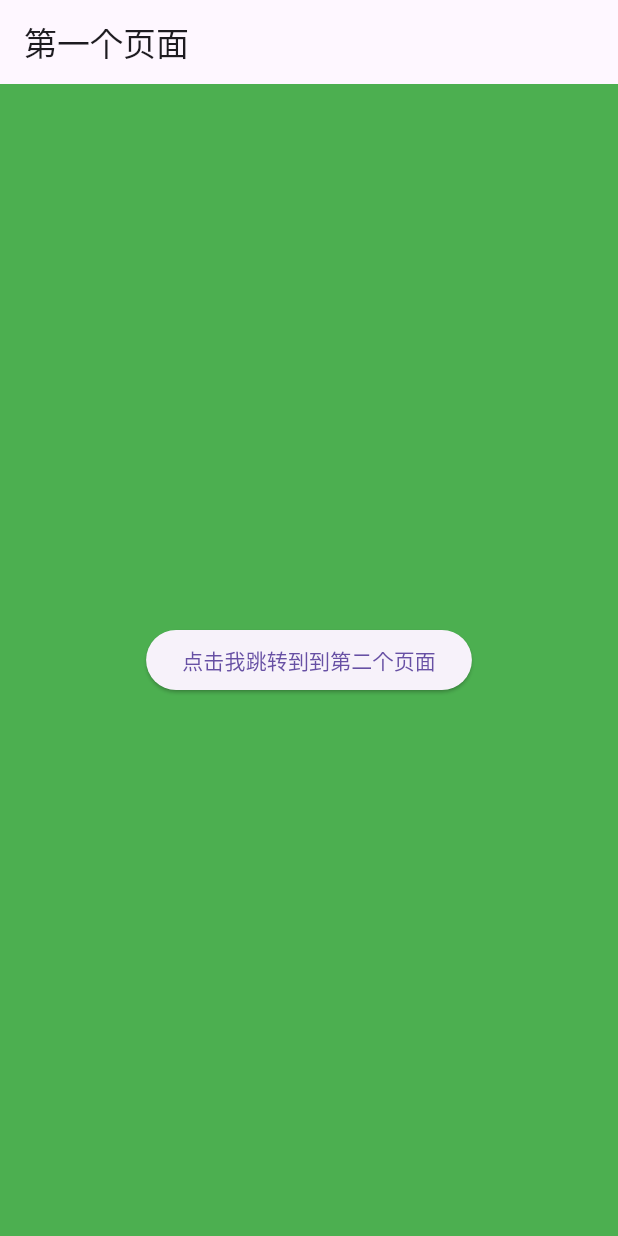
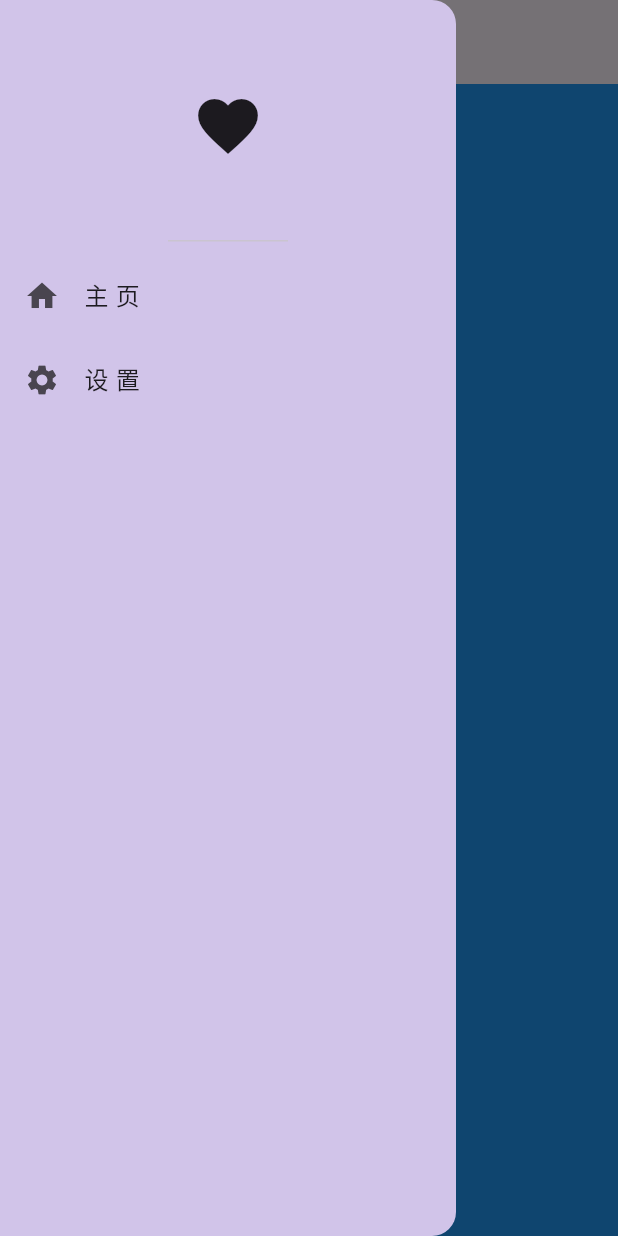
Before and after one commit to EatFans/Flutter-Study, a Flutter app: the FirstPage screen opened directly, with the side drawer open (before the commit the screen has no drawer), on a phone screen of 412 x 824 dp. Run offline on Flutter 3.47's test engine with Material 3 defaults, Android fonts, the light colour scheme and no system bars.

Commit message:
study5 抽屉式页面导航

```diff
--- /dev/null
+++ b/study5/lib/pages/first_page.dart
@@ -0,0 +1,56 @@
+import 'package:flutter/material.dart';
+
+class FirstPage extends StatelessWidget {
+  const FirstPage({super.key});
+
+  @override
+  Widget build(BuildContext context) {
+    return Scaffold(
+      appBar: AppBar(
+        title: Text("第一个页面"),
+      ),
+      // 抽屉
+      drawer: Drawer(
+        backgroundColor: Colors.deepPurple[100],
+        child: Center(
+          child: Column(
+            children: [
+              // 抽屉栏顶部头部
+              DrawerHeader(
+                  child: Icon(
+                      Icons.favorite,
+                    size: 48,
+                  ),
+              ),
+              // 主页
+              ListTile(
+                leading: Icon(Icons.home),
+                title: Text("主 页"),
+                onTap: () {
+                  // 弹出抽屉
+                  Navigator.pop(context);
+                  // 跳转主页
+                  Navigator.pushNamed(context, '/home');
+                }
+              ),
+              // 设置页面
+              ListTile(
+                leading: Icon(Icons.settings),
+                title: Text("设 置"),
+                onTap: () {
+                  // 跳转设置页面
+                  Navigator.pushNamed(context, '/settings');
+                }
+              )
+            ],
+          ),
+        )
+      ),
+      body: Center(
+        child: Container(
+          color: Colors.blue,
+        ),
+      ),
+    );
+  }
+}
```
Also changed, not shown: study5/lib/main.dart (+9 -3 lines), study5/lib/pages/home_page.dart (added, +19 -0 lines), study5/lib/pages/settings_page.dart (added, +19 -0 lines).
